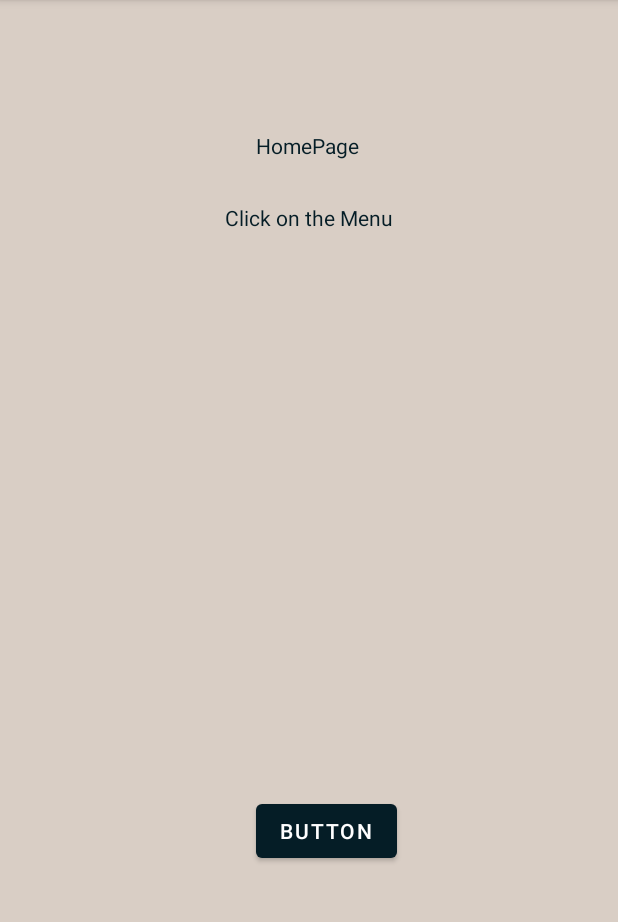
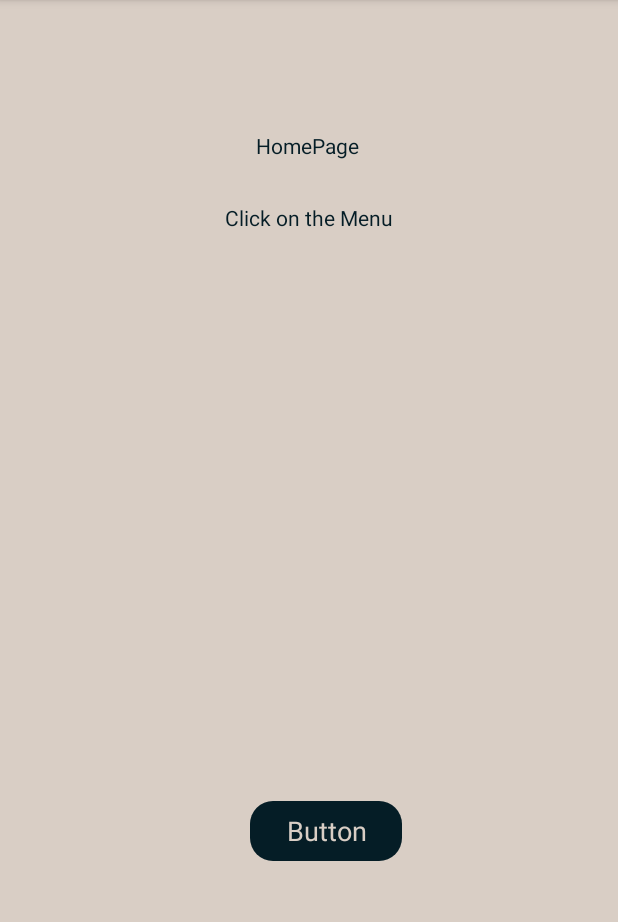
Before and after one commit to rutvi44/Star-Shoes, an Android app: the HomeActivity screen opened directly, with no data from a screen before it, on a phone screen of 412 x 824 dp, the part 84-1006 px from its top. Run offline under Robolectric (Android 15) with nearby library versions, the phone set to English and light mode, and no system bars.

Commit message:
Background of buttons

```diff
--- a/app/src/main/res/values/themes.xml
+++ b/app/src/main/res/values/themes.xml
@@ -15,20 +15,22 @@
         <item name="android:statusBarColor" tools:targetApi="l">#d9d3ce</item>
         <!-- Customize your theme with other attributes like fonts, corner radius, etc. -->
         <item name="colorAccent">@color/ColorDark</item>
-<!--        &lt;!&ndash; Default button style &ndash;&gt;-->
-<!--        <item name="buttonStyle">@style/CustomButton</item>-->
+
+        <item name="materialButtonStyle">@style/Custom.MaterialButton</item>
+
     </style>
 
-    <!-- Style for a button that will be used across the app -->
-<!--    <style name="Widget.Group6_PROG3210.Button" parent="Widget.MaterialComponents.Button.UnelevatedButton">-->
-<!--        <item name="android:backgroundTint">@color/colorPrimary</item>-->
-<!--        <item name="android:textColor">@color/white</item>-->
-<!--        <item name="android:textSize">18sp</item>-->
-<!--        <item name="android:padding">12dp</item>-->
-<!--        <item name="android:layout_margin">8dp</item>-->
-<!--        <item name="cornerRadius">50dp</item>-->
-<!--    </style>-->
+    <!-- Shape Appearance for rounded corners -->
+    <style name="Custom.ShapeAppearance.MaterialButton.Rounded" parent="ShapeAppearance.Material3.SmallComponent">
+        <item name="cornerSize">15dp</item> <!-- Rounded corners with 100dp radius -->
+    </style>
 
+    <!-- Custom Button Style -->
+    <style name="Custom.MaterialButton" parent="Widget.Material3.Button">
+        <item name="android:textColor">@color/light</item> <!-- Set button text color to red -->
+        <item name="android:textSize">18dp</item>
+        <item name="shapeAppearance">@style/Custom.ShapeAppearance.MaterialButton.Rounded</item> <!-- Apply rounded shape -->
+    </style>
 
 
 </resources>
```
